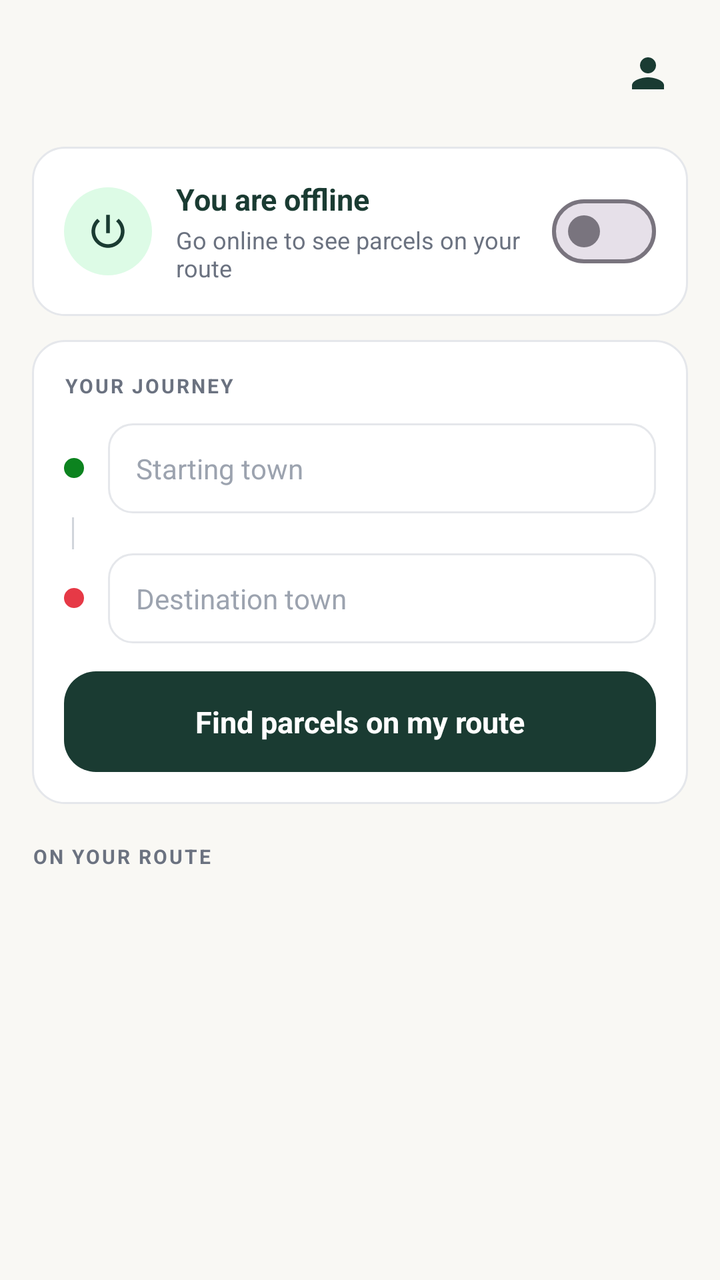
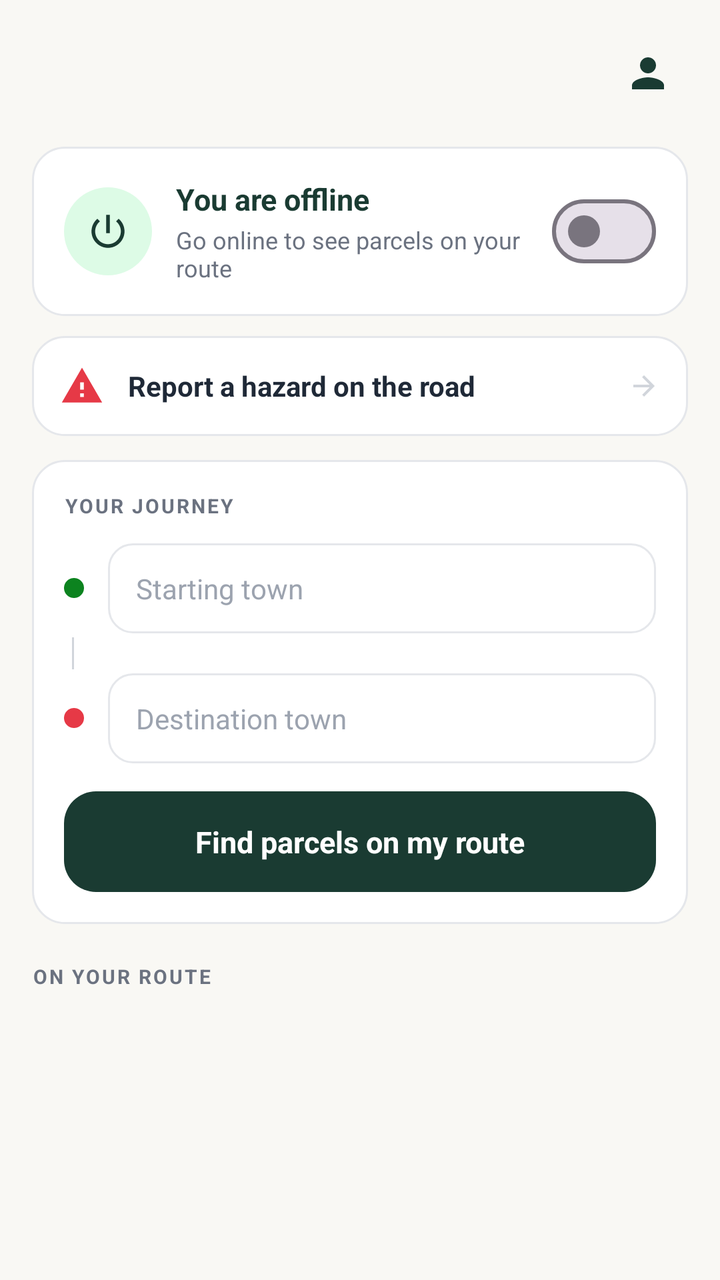

Two renders of the same Android screen: before a commit and after it. Below are the layout's source before the change and the commit's diff.
<!-- AndroidManifest.xml: application theme Theme.Sukobin -->
<!-- res/layout/fragment_home.xml -->
<?xml version="1.0" encoding="utf-8"?>
<FrameLayout
    xmlns:android="http://schemas.android.com/apk/res/android"
    xmlns:app="http://schemas.android.com/apk/res-auto"
    android:layout_width="match_parent"
    android:layout_height="match_parent"
    android:background="@color/cream"
    android:fitsSystemWindows="true">

    <androidx.core.widget.NestedScrollView
        android:layout_width="match_parent"
        android:layout_height="match_parent"
        android:paddingBottom="96dp"
        android:clipToPadding="false">

        <LinearLayout
            android:layout_width="match_parent"
            android:layout_height="wrap_content"
            android:orientation="vertical"
            android:paddingHorizontal="16dp"
            android:paddingTop="14dp">

            <LinearLayout
                android:layout_width="match_parent"
                android:layout_height="wrap_content"
                android:gravity="center_vertical"
                android:orientation="horizontal">

                <LinearLayout
                    android:layout_width="0dp"
                    android:layout_height="wrap_content"
                    android:layout_weight="1"
                    android:orientation="vertical">

                    <TextView
                        android:id="@+id/greeting"
                        android:layout_width="wrap_content"
                        android:layout_height="wrap_content"
                        android:textColor="#1A3B32"
                        android:textSize="20sp"
                        android:textStyle="bold" />

                    <TextView
                        android:id="@+id/vehicleLine"
                        android:layout_width="wrap_content"
                        android:layout_height="wrap_content"
                        android:layout_marginTop="2dp"
                        android:textColor="@color/gray_500"
                        android:textSize="12sp" />
                </LinearLayout>

                <ImageView
                    android:id="@+id/btnProfile"
                    android:layout_width="40dp"
                    android:layout_height="40dp"
                    android:background="?attr/selectableItemBackgroundBorderless"
                    android:contentDescription="@string/app_name"
                    android:padding="8dp"
                    android:src="@drawable/ic_person"
                    app:tint="#1A3B32" />
            </LinearLayout>

            <LinearLayout
                android:id="@+id/onlineCard"
                android:layout_width="match_parent"
                android:layout_height="wrap_content"
                android:layout_marginTop="14dp"
                android:background="@drawable/bg_card"
                android:gravity="center_vertical"
                android:orientation="horizontal"
                android:padding="16dp">

                <FrameLayout
                    android:layout_width="44dp"
                    android:layout_height="44dp"
                    android:background="@drawable/bg_circle_mint">

                    <ImageView
                        android:id="@+id/onlineIcon"
                        android:layout_width="22dp"
                        android:layout_height="22dp"
                        android:layout_gravity="center"
                        android:contentDescription="@string/home_online"
                        android:src="@drawable/ic_power"
                        app:tint="#1A3B32" />
                </FrameLayout>

                <LinearLayout
                    android:layout_width="0dp"
                    android:layout_height="wrap_content"
                    android:layout_marginStart="12dp"
                    android:layout_weight="1"
                    android:orientation="vertical">

                    <TextView
                        android:id="@+id/onlineTitle"
                        android:layout_width="wrap_content"
                        android:layout_height="wrap_content"
                        android:text="@string/home_offline"
                        android:textColor="#1A3B32"
                        android:textSize="15sp"
                        android:textStyle="bold" />

                    <TextView
                        android:id="@+id/onlineSub"
                        android:layout_width="wrap_content"
                        android:layout_height="wrap_content"
                        android:layout_marginTop="2dp"
                        android:text="@string/home_offline_sub"
                        android:textColor="@color/gray_500"
                        android:textSize="12sp" />
                </LinearLayout>

                <com.google.android.material.materialswitch.MaterialSwitch
                    android:id="@+id/onlineSwitch"
                    android:layout_width="wrap_content"
                    android:layout_height="wrap_content" />
            </LinearLayout>

            <LinearLayout
                android:layout_width="match_parent"
                android:layout_height="wrap_content"
                android:layout_marginTop="12dp"
                android:background="@drawable/bg_card"
                android:orientation="vertical"
                android:padding="16dp">

                <TextView
                    android:layout_width="wrap_content"
                    android:layout_height="wrap_content"
                    android:layout_marginBottom="12dp"
                    android:letterSpacing="0.1"
                    android:text="@string/route_title"
                    android:textAllCaps="true"
                    android:textColor="@color/gray_500"
                    android:textSize="10sp"
                    android:textStyle="bold" />

                <LinearLayout
                    android:layout_width="match_parent"
                    android:layout_height="wrap_content"
                    android:gravity="center_vertical"
                    android:orientation="horizontal">

                    <View
                        android:layout_width="10dp"
                        android:layout_height="10dp"
                        android:background="@drawable/dot_origin" />

                    <AutoCompleteTextView
                        android:id="@+id/inputFrom"
                        android:layout_width="0dp"
                        android:layout_height="wrap_content"
                        android:layout_marginStart="12dp"
                        android:layout_weight="1"
                        android:background="@drawable/bg_input"
                        android:completionThreshold="2"
                        android:hint="@string/route_from_hint"
                        android:imeOptions="actionNext"
                        android:inputType="text"
                        android:paddingHorizontal="14dp"
                        android:paddingVertical="13dp"
                        android:textColor="@color/gray_800"
                        android:textColorHint="@color/gray_400"
                        android:textSize="14sp" />
                </LinearLayout>

                <View
                    android:layout_width="1dp"
                    android:layout_height="16dp"
                    android:layout_marginStart="4dp"
                    android:layout_marginVertical="2dp"
                    android:background="@color/gray_300" />

                <LinearLayout
                    android:layout_width="match_parent"
                    android:layout_height="wrap_content"
                    android:gravity="center_vertical"
                    android:orientation="horizontal">

                    <View
                        android:layout_width="10dp"
                        android:layout_height="10dp"
                        android:background="@drawable/dot_destination" />

                    <AutoCompleteTextView
                        android:id="@+id/inputTo"
                        android:layout_width="0dp"
                        android:layout_height="wrap_content"
                        android:layout_marginStart="12dp"
                        android:layout_weight="1"
                        android:background="@drawable/bg_input"
                        android:completionThreshold="2"
                        android:hint="@string/route_to_hint"
                        android:imeOptions="actionDone"
                        android:inputType="text"
                        android:paddingHorizontal="14dp"
                        android:paddingVertical="13dp"
                        android:textColor="@color/gray_800"
                        android:textColorHint="@color/gray_400"
                        android:textSize="14sp" />
                </LinearLayout>

                <LinearLayout
                    android:id="@+id/btnFind"
                    android:layout_width="match_parent"
                    android:layout_height="wrap_content"
                    android:layout_marginTop="14dp"
                    android:background="@drawable/bg_button_dark_lg"
                    android:clickable="true"
                    android:focusable="true"
                    android:foreground="?attr/selectableItemBackground"
                    android:gravity="center"
                    android:orientation="horizontal"
                    android:paddingVertical="15dp">

                    <ProgressBar
                        android:id="@+id/findSpinner"
                        android:layout_width="18dp"
                        android:layout_height="18dp"
                        android:layout_marginEnd="8dp"
                        android:indeterminateTint="@color/white"
                        android:visibility="gone" />

                    <TextView
                        android:id="@+id/findLabel"
                        android:layout_width="wrap_content"
                        android:layout_height="wrap_content"
                        android:text="@string/route_find"
                        android:textColor="@color/white"
                        android:textSize="15sp"
                        android:textStyle="bold" />
                </LinearLayout>
            </LinearLayout>

            <LinearLayout
                android:id="@+id/routeSummary"
                android:layout_width="match_parent"
                android:layout_height="wrap_content"
                android:layout_marginTop="12dp"
                android:background="@drawable/bg_mint_soft"
                android:orientation="vertical"
                android:padding="14dp"
                android:visibility="gone">

                <TextView
                    android:id="@+id/routeStations"
                    android:layout_width="match_parent"
                    android:layout_height="wrap_content"
                    android:textColor="#1A3B32"
                    android:textSize="14sp"
                    android:textStyle="bold" />

                <TextView
                    android:id="@+id/routeMeta"
                    android:layout_width="match_parent"
                    android:layout_height="wrap_content"
                    android:layout_marginTop="4dp"
                    android:textColor="@color/gray_600"
                    android:textSize="12sp" />

                <TextView
                    android:id="@+id/routeWarning"
                    android:layout_width="match_parent"
                    android:layout_height="wrap_content"
                    android:layout_marginTop="7dp"
                    android:textColor="@color/accent_red"
                    android:textSize="12sp"
                    android:textStyle="bold"
                    android:visibility="gone" />
            </LinearLayout>

            <LinearLayout
                android:layout_width="match_parent"
                android:layout_height="wrap_content"
                android:layout_marginTop="18dp"
                android:gravity="center_vertical"
                android:orientation="horizontal">

                <TextView
                    android:layout_width="0dp"
                    android:layout_height="wrap_content"
                    android:layout_weight="1"
                    android:letterSpacing="0.1"
                    android:text="@string/jobs_title"
                    android:textAllCaps="true"
                    android:textColor="@color/gray_500"
                    android:textSize="10sp"
                    android:textStyle="bold" />

                <TextView
                    android:id="@+id/jobsCount"
                    android:layout_width="wrap_content"
                    android:layout_height="wrap_content"
                    android:textColor="#1A3B32"
                    android:textSize="12sp"
                    android:textStyle="bold" />
            </LinearLayout>

            <androidx.recyclerview.widget.RecyclerView
                android:id="@+id/jobsList"
                android:layout_width="match_parent"
                android:layout_height="wrap_content"
                android:layout_marginTop="10dp"
                android:nestedScrollingEnabled="false" />

            <LinearLayout
                android:id="@+id/emptyState"
                android:layout_width="match_parent"
                android:layout_height="wrap_content"
                android:layout_marginTop="26dp"
                android:gravity="center"
                android:orientation="vertical"
                android:visibility="gone">

                <ImageView
                    android:layout_width="46dp"
                    android:layout_height="46dp"
                    android:alpha="0.35"
                    android:contentDescription="@string/jobs_none"
                    android:src="@drawable/ic_package"
                    app:tint="#1A3B32" />

                <TextView
                    android:id="@+id/emptyTitle"
                    android:layout_width="wrap_content"
                    android:layout_height="wrap_content"
                    android:layout_marginTop="12dp"
                    android:text="@string/jobs_none"
                    android:textColor="@color/gray_600"
                    android:textSize="14sp"
                    android:textStyle="bold" />

                <TextView
                    android:id="@+id/emptySub"
                    android:layout_width="wrap_content"
                    android:layout_height="wrap_content"
                    android:layout_marginTop="4dp"
                    android:text="@string/jobs_none_sub"
                    android:textColor="@color/gray_400"
                    android:textSize="12sp" />
            </LinearLayout>
        </LinearLayout>
    </androidx.core.widget.NestedScrollView>

    <LinearLayout
        android:id="@+id/bottomBar"
        android:layout_width="match_parent"
        android:layout_height="wrap_content"
        android:layout_gravity="bottom"
        android:background="@color/white"
        android:elevation="12dp"
        android:gravity="center_vertical"
        android:orientation="horizontal"
        android:paddingHorizontal="16dp"
        android:paddingVertical="12dp"
        android:visibility="gone">

        <LinearLayout
            android:layout_width="0dp"
            android:layout_height="wrap_content"
            android:layout_weight="1"
            android:orientation="vertical">

            <TextView
                android:id="@+id/selectedCount"
                android:layout_width="wrap_content"
                android:layout_height="wrap_content"
                android:textColor="@color/gray_500"
                android:textSize="12sp" />

            <TextView
                android:id="@+id/selectedEarnings"
                android:layout_width="wrap_content"
                android:layout_height="wrap_content"
                android:textColor="#1A3B32"
                android:textSize="19sp"
                android:textStyle="bold" />
        </LinearLayout>

        <LinearLayout
            android:id="@+id/btnStartTrip"
            android:layout_width="wrap_content"
            android:layout_height="wrap_content"
            android:background="@drawable/bg_button_dark_lg"
            android:clickable="true"
            android:focusable="true"
            android:foreground="?attr/selectableItemBackground"
            android:gravity="center"
            android:orientation="horizontal"
            android:paddingHorizontal="22dp"
            android:paddingVertical="14dp">

            <ProgressBar
                android:id="@+id/tripSpinner"
                android:layout_width="18dp"
                android:layout_height="18dp"
                android:layout_marginEnd="8dp"
                android:indeterminateTint="@color/white"
                android:visibility="gone" />

            <TextView
                android:layout_width="wrap_content"
                android:layout_height="wrap_content"
                android:layout_marginEnd="6dp"
                android:text="@string/jobs_start_trip"
                android:textColor="@color/white"
                android:textSize="15sp"
                android:textStyle="bold" />

            <ImageView
                android:layout_width="18dp"
                android:layout_height="18dp"
                android:contentDescription="@string/jobs_start_trip"
                android:src="@drawable/ic_arrow_forward"
                app:tint="@color/white" />
        </LinearLayout>
    </LinearLayout>
</FrameLayout>
<!-- resources referenced by this layout -->
<resources>
  <color name="accent_red">#E63946</color>
  <color name="cream">#F9F8F4</color>
  <color name="gray_300">#D1D5DB</color>
  <color name="gray_400">#9CA3AF</color>
  <color name="gray_500">#6B7280</color>
  <color name="gray_600">#4B5563</color>
  <color name="gray_800">#1F2937</color>
  <color name="white">#FFFFFF</color>
  <!-- drawable bg_button_dark_lg (drawable) -->
  <?xml version="1.0" encoding="utf-8"?>
  <shape xmlns:android="http://schemas.android.com/apk/res/android" android:shape="rectangle">
      <solid android:color="#1A3B32" />
      <corners android:radius="16dp" />
  </shape>
  <!-- drawable bg_card (drawable) -->
  <?xml version="1.0" encoding="utf-8"?>
  <shape xmlns:android="http://schemas.android.com/apk/res/android" android:shape="rectangle">
      <solid android:color="#FFFFFF" />
      <corners android:radius="16dp" /><stroke android:width="1dp" android:color="#E5E7EB" />
  </shape>
  <!-- drawable bg_circle_mint (drawable) -->
  <?xml version="1.0" encoding="utf-8"?>
  <shape xmlns:android="http://schemas.android.com/apk/res/android" android:shape="oval">
      <solid android:color="#DDFBE6" />
      
  </shape>
  <!-- drawable bg_input (drawable) -->
  <?xml version="1.0" encoding="utf-8"?>
  <shape xmlns:android="http://schemas.android.com/apk/res/android" android:shape="rectangle">
      <solid android:color="#FFFFFF" />
      <corners android:radius="12dp" /><stroke android:width="1dp" android:color="#E5E7EB" />
  </shape>
  <!-- drawable bg_mint_soft (drawable) -->
  <?xml version="1.0" encoding="utf-8"?>
  <shape xmlns:android="http://schemas.android.com/apk/res/android" android:shape="rectangle">
      <solid android:color="#F0FAF3" />
      <corners android:radius="12dp" />
  </shape>
  <!-- drawable dot_destination (drawable) -->
  <?xml version="1.0" encoding="utf-8"?>
  <shape xmlns:android="http://schemas.android.com/apk/res/android" android:shape="oval">
      <solid android:color="#E63946" />
  </shape>
  <!-- drawable dot_origin (drawable) -->
  <?xml version="1.0" encoding="utf-8"?>
  <shape xmlns:android="http://schemas.android.com/apk/res/android" android:shape="oval">
      <solid android:color="#0C831F" />
  </shape>
  <!-- drawable ic_arrow_forward (drawable) -->
  <?xml version="1.0" encoding="utf-8"?>
  <vector xmlns:android="http://schemas.android.com/apk/res/android"
      android:width="24dp"
      android:height="24dp"
      android:viewportWidth="24"
      android:viewportHeight="24"
      android:tint="?attr/colorControlNormal">
      <path
          android:fillColor="@android:color/white"
          android:pathData="M12,4l-1.41,1.41L16.17,11H4v2h12.17l-5.58,5.59L12,20l8,-8z" />
  </vector>
  <string name="app_name">Sukobin Partner</string>
  <string name="home_offline">You are offline</string>
  <string name="home_offline_sub">Go online to see parcels on your route</string>
  <string name="home_online">You are online</string>
  <string name="jobs_none">No parcels on this route right now</string>
  <string name="jobs_none_sub">Try a different route, or check back shortly</string>
  <string name="jobs_start_trip">Start trip</string>
  <string name="jobs_title">On your route</string>
  <string name="route_find">Find parcels on my route</string>
  <string name="route_from_hint">Starting town</string>
  <string name="route_title">Your journey</string>
  <string name="route_to_hint">Destination town</string>
  <color name="brand_forest">#1A3D2B</color>
  <color name="mint_200">#D8F3DC</color>
  <color name="accent_green">#0C831F</color>
  <!-- unchanged entries left out for length: 4 -->
</resources>

<!-- the commit's change to res/layout/fragment_home.xml (unified diff, before → after) -->
@@ -116,6 +116,89 @@
                     android:layout_width="wrap_content"
                     android:layout_height="wrap_content" />
             </LinearLayout>
+
+            <LinearLayout
+                android:id="@+id/roadStrip"
+                android:layout_width="match_parent"
+                android:layout_height="wrap_content"
+                android:layout_marginTop="10dp"
+                android:background="@drawable/bg_card"
+                android:gravity="center_vertical"
+                android:orientation="horizontal"
+                android:padding="14dp"
+                android:visibility="gone">
+
+                <View
+                    android:id="@+id/roadDot"
+                    android:layout_width="9dp"
+                    android:layout_height="9dp"
+                    android:layout_marginEnd="10dp"
+                    android:background="@drawable/dot_origin" />
+
+                <LinearLayout
+                    android:layout_width="0dp"
+                    android:layout_height="wrap_content"
+                    android:layout_weight="1"
+                    android:orientation="vertical">
+
+                    <TextView
+                        android:id="@+id/roadName"
+                        android:layout_width="match_parent"
+                        android:layout_height="wrap_content"
+                        android:ellipsize="end"
+                        android:maxLines="1"
+                        android:textColor="@color/gray_800"
+                        android:textSize="14sp"
+                        android:textStyle="bold" />
+
+                    <TextView
+                        android:id="@+id/roadSub"
+                        android:layout_width="match_parent"
+                        android:layout_height="wrap_content"
+                        android:layout_marginTop="1dp"
+                        android:textColor="@color/gray_500"
+                        android:textSize="11sp" />
+                </LinearLayout>
+            </LinearLayout>
+
+            <LinearLayout
+                android:id="@+id/btnReportHazard"
+                android:layout_width="match_parent"
+                android:layout_height="wrap_content"
+                android:layout_marginTop="10dp"
+                android:background="@drawable/bg_card"
+                android:clickable="true"
+                android:focusable="true"
+                android:foreground="?attr/selectableItemBackground"
+                android:gravity="center_vertical"
+                android:orientation="horizontal"
+                android:padding="14dp">
+
+                <ImageView
+                    android:layout_width="22dp"
+                    android:layout_height="22dp"
+                    android:layout_marginEnd="12dp"
+                    android:contentDescription="@string/home_report_hazard"
+                    android:src="@drawable/ic_warning"
+                    app:tint="@color/accent_red" />
+
+                <TextView
+                    android:layout_width="0dp"
+                    android:layout_height="wrap_content"
+                    android:layout_weight="1"
+                    android:text="@string/home_report_hazard"
+                    android:textColor="@color/gray_800"
+                    android:textSize="14sp"
+                    android:textStyle="bold" />
+
+                <ImageView
+                    android:layout_width="16dp"
+                    android:layout_height="16dp"
+                    android:contentDescription="@string/home_report_hazard"
+                    android:src="@drawable/ic_arrow_forward"
+                    app:tint="@color/gray_300" />
+            </LinearLayout>
+
 
             <LinearLayout
                 android:layout_width="match_parent"
<!-- resource entries referenced after the edit -->
@@ -60,10 +60,23 @@
           android:fillColor="@android:color/white"
           android:pathData="M12,4l-1.41,1.41L16.17,11H4v2h12.17l-5.58,5.59L12,20l8,-8z" />
   </vector>
+  <!-- drawable ic_warning (drawable) -->
+  <?xml version="1.0" encoding="utf-8"?>
+  <vector xmlns:android="http://schemas.android.com/apk/res/android"
+      android:width="24dp"
+      android:height="24dp"
+      android:viewportWidth="24"
+      android:viewportHeight="24"
+      android:tint="?attr/colorControlNormal">
+      <path
+          android:fillColor="@android:color/white"
+          android:pathData="M1,21h22L12,2 1,21zM13,18h-2v-2h2v2zM13,14h-2v-4h2v4z" />
+  </vector>
   <string name="app_name">Sukobin Partner</string>
   <string name="home_offline">You are offline</string>
   <string name="home_offline_sub">Go online to see parcels on your route</string>
   <string name="home_online">You are online</string>
+  <string name="home_report_hazard">Report a hazard on the road</string>
   <string name="jobs_none">No parcels on this route right now</string>
   <string name="jobs_none_sub">Try a different route, or check back shortly</string>
   <string name="jobs_start_trip">Start trip</string>
